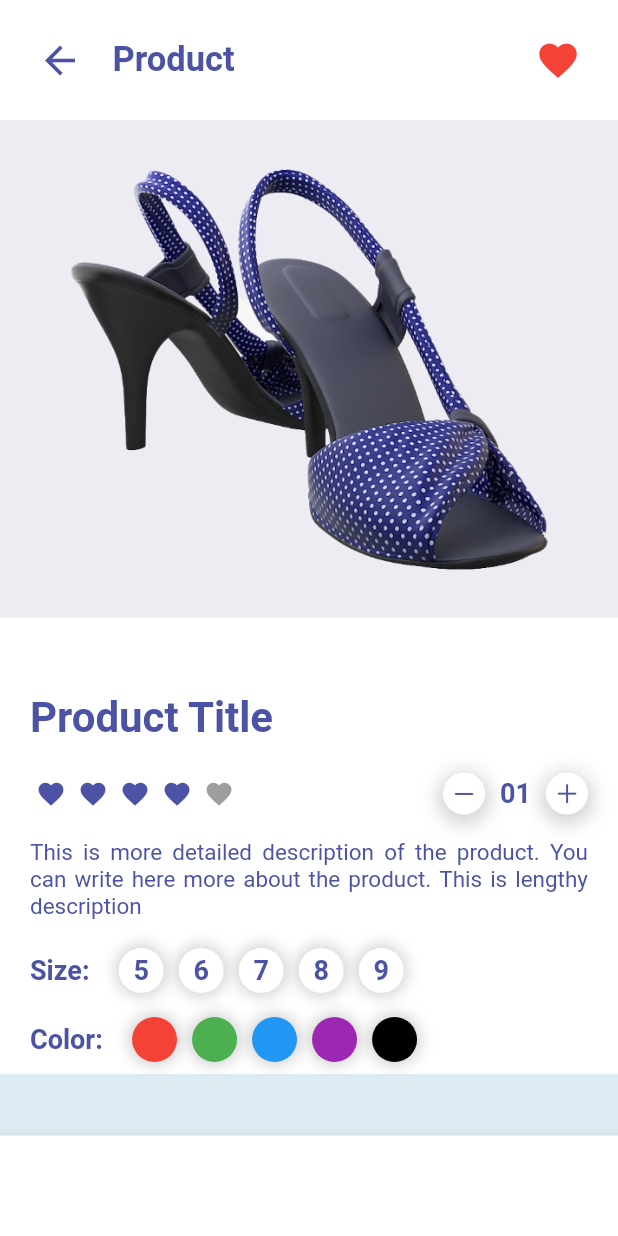
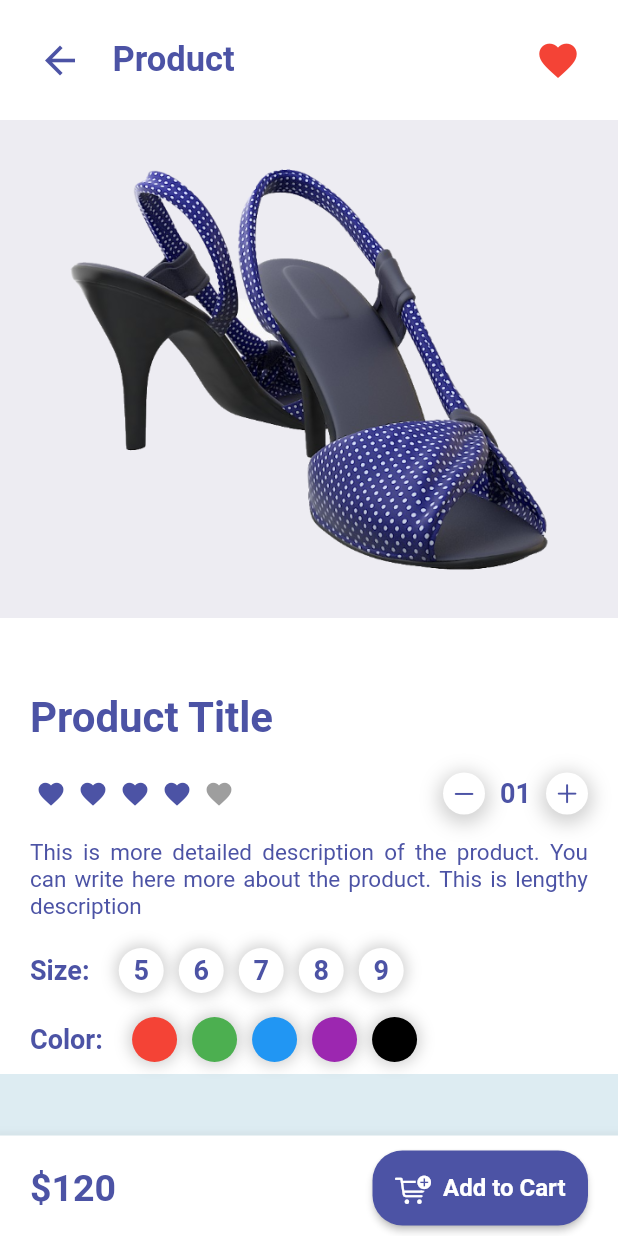
Before and after one commit to jilian-tenerife/shopping_app, a Flutter app: the ItemPage screen opened by its route, on a phone screen of 412 x 824 dp. Run offline on Flutter 3.47's test engine with Material 2 defaults, Android fonts, the phone set to English and light mode, and no system bars; drawn by our look-alikes of flutter_rating_bar; our stand-ins replace badges, curved_navigation_bar; missing offline and left inert: clippy_flutter.

Commit message:
total and add to cart button added

```diff
--- a/lib/widgets/ItemBottomNavBar.dart
+++ b/lib/widgets/ItemBottomNavBar.dart
@@ -1,6 +1,6 @@
+import 'package:flutter/cupertino.dart';
 import 'package:flutter/material.dart';
 import 'package:flutter/src/widgets/framework.dart';
-import 'package:flutter/src/widgets/placeholder.dart';
 
 class ItemBottomNavBar extends StatelessWidget {
   const ItemBottomNavBar({super.key});
@@ -16,6 +16,34 @@ class ItemBottomNavBar extends StatelessWidget {
           color: Colors.white,
           borderRadius: BorderRadius.circular(10),
         ),
+        child: Row(
+          mainAxisAlignment: MainAxisAlignment.spaceBetween,
+          children: [
+            const Text(
+              "\$120",
+              style: TextStyle(
+                  fontSize: 25,
+                  fontWeight: FontWeight.bold,
+                  color: Color(0xFF4C53A5)),
+            ),
+            ElevatedButton.icon(
+              onPressed: () {},
+              icon: const Icon(CupertinoIcons.cart_badge_plus),
+              label: const Text(
+                "Add to Cart",
+                style: TextStyle(fontSize: 16, fontWeight: FontWeight.bold),
+              ),
+              style: ButtonStyle(
+                  backgroundColor:
+                      MaterialStateProperty.all(const Color(0xFF4C53A5)),
+                  padding: MaterialStateProperty.all(
+                      const EdgeInsets.symmetric(vertical: 13, horizontal: 15)),
+                  shape: MaterialStateProperty.all<RoundedRectangleBorder>(
+                      RoundedRectangleBorder(
+                          borderRadius: BorderRadius.circular(20)))),
+            ),
+          ],
+        ),
       ),
     );
   }
```
